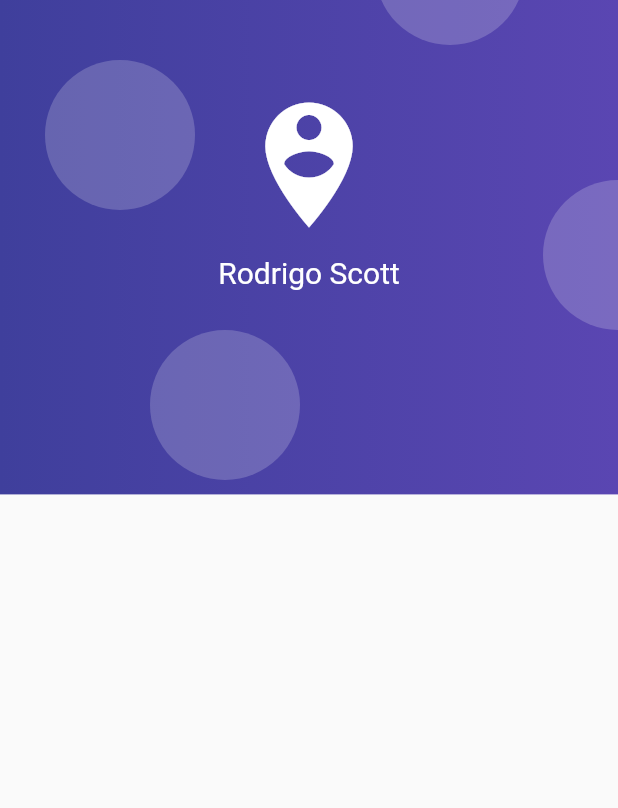
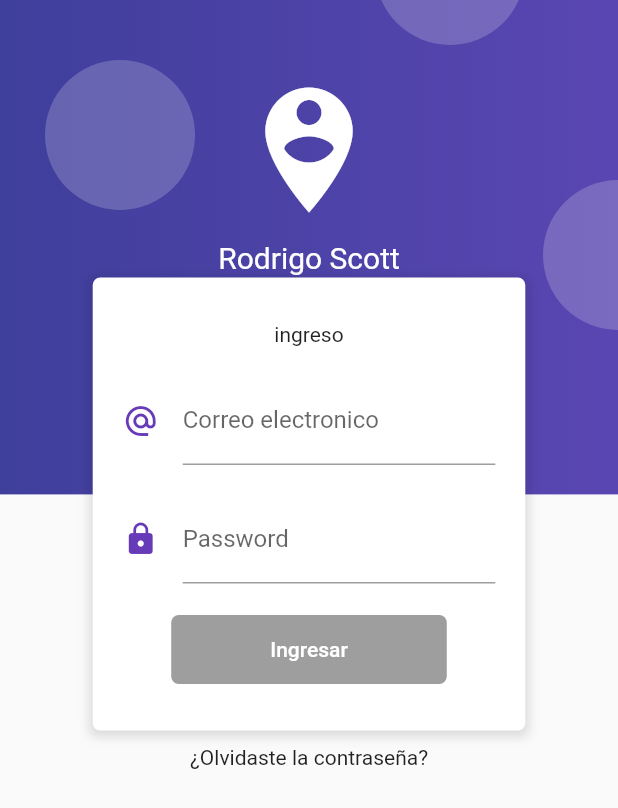
Before and after one commit to RodrigoScott/formularibloc, a Flutter app: the screen it shows after launch, on a phone screen of 412 x 824 dp. Shown: the top 808 px of the screen. Run offline on Flutter 3.47's test engine with Material 2 defaults, Android fonts, the phone set to English and light mode, and no system bars; our stand-ins replace rxdart.

Commit message:
finished project

```diff
--- a/lib/main.dart
+++ b/lib/main.dart
@@ -1,4 +1,5 @@
 import 'package:flutter/material.dart';
+import 'package:formvalidation/src/blocs/provider.dart';
 import 'package:formvalidation/src/pages/home_page.dart';
 import 'package:formvalidation/src/pages/login_page.dart';
 
@@ -9,16 +10,20 @@ class MyApp extends StatelessWidget {
 
   @override
   Widget build(BuildContext context) {
-    return MaterialApp(
-      debugShowCheckedModeBanner: false,
-      title: 'Form Validation',
-      initialRoute: 'login',
-      routes: {
-        'login'           : (BuildContext context) => loginPage(),
-        'homepage'        : (BuildContext context) => HomePage(),
-      },
 
-
+    return Provider(
+      child: MaterialApp(
+        debugShowCheckedModeBanner: false,
+        title: 'Form Validation',
+        initialRoute: 'login',
+        routes: {
+          'login'           : (BuildContext context) => loginPage(),
+          'home'        : (BuildContext context) => HomePage(),
+        },
+        theme: ThemeData(
+          primaryColor: Colors.deepPurple
+        ),
+      ),
     );
   }
 }
--- /dev/null
+++ b/lib/src/blocs/login_bloc.dart
@@ -0,0 +1,36 @@
+
+
+import 'dart:async';
+import 'package:rxdart/rxdart.dart';
+
+import 'package:formvalidation/src/blocs/validtors.dart';
+
+class LoginBloc with Validators{
+  final _emailController    = BehaviorSubject<String>();
+  final _passwordController = BehaviorSubject<String>();
+
+  //datos del stream
+
+  Stream<String> get getemailStream   => _emailController.stream.transform(validateEmail);
+  Stream<String> get getpaswordStream => _passwordController.stream.transform(validatePassword);
+  Stream<bool>   get formValidStream  => CombineLatestStream.combine2(getemailStream, getpaswordStream, (e, p) => true);
+
+
+  // GET & SET
+
+  Function (String) get getChangeEmail      => _emailController.sink.add;
+
+  Function (String) get getChangePassword   => _passwordController.sink.add;
+
+  //obtener el último valor ingresado a los streams
+String get email => _emailController.value;
+String get password => _passwordController.value;
+
+
+  dispose(){
+    _emailController?.close();
+    _passwordController?.close();
+  }
+
+
+}
--- /dev/null
+++ b/lib/src/blocs/provider.dart
@@ -0,0 +1,35 @@
+import 'package:flutter/material.dart';
+import 'package:formvalidation/src/blocs/login_bloc.dart';
+export 'package:formvalidation/src/blocs/login_bloc.dart';
+
+class Provider extends InheritedWidget{
+
+  static Provider _instance;
+  factory Provider({Key key, Widget child}){
+
+    if(_instance == null){
+      _instance = new Provider._internal(key: key, child: child);
+    }
+
+    return _instance;
+  }
+
+  Provider._internal({Key key, Widget child})
+  : super(key: key, child: child);
+
+  final loginBloc = LoginBloc();
+
+  //Provider({Key key, Widget child})
+  //: super(key: key, child: child);
+
+  @override
+  bool updateShouldNotify(InheritedWidget oldWidget) {
+    // TODO: implement updateShouldNotify
+    return true;
+  }
+
+  static LoginBloc of (BuildContext context) {
+    return context.dependOnInheritedWidgetOfExactType<Provider>().loginBloc;
+  }
+
+}
--- /dev/null
+++ b/lib/src/blocs/validtors.dart
@@ -0,0 +1,32 @@
+
+
+import 'dart:async';
+
+class  Validators{
+
+  final validateEmail = StreamTransformer<String, String>.fromHandlers(
+      handleData: (email, sink){
+        Pattern pattern = r'^(([^<>()[\]\\.,;:\s@\"]+(\.[^<>()[\]\\.,;:\s@\"]+)*)|(\".+\"))@((\[[0-9]{1,3}\.[0-9]{1,3}\.[0-9]{1,3}\.[0-9]{1,3}\])|(([a-zA-Z\-0-9]+\.)+[a-zA-Z]{2,}))$';
+
+        RegExp regExp = new RegExp(pattern);
+
+        if (regExp.hasMatch(email)){
+          sink.add(email);
+        }else{
+          sink.addError('Correo no valido');
+        }
+      }
+  );
+
+
+  final validatePassword = StreamTransformer<String, String>.fromHandlers(
+    handleData: (password, sink){
+      if (password.length>=6){
+        sink.add(password);
+      }else{
+        sink.addError('Debe ser más de 6 caracteres');
+      }
+    }
+  );
+
+}
--- a/lib/src/pages/home_page.dart
+++ b/lib/src/pages/home_page.dart
@@ -1,11 +1,25 @@
 import 'package:flutter/material.dart';
+import 'package:flutter/rendering.dart';
+import 'package:formvalidation/src/blocs/provider.dart';
 
 class HomePage extends StatelessWidget {
   @override
   Widget build(BuildContext context) {
+
+    final bloc = Provider.of(context);
+
     return Scaffold(
       appBar: AppBar(
-        title: Text('Home Page'),
+        title: Text('Datos'),
+      ),
+      body: Column(
+        crossAxisAlignment: CrossAxisAlignment.center,
+        mainAxisAlignment:  MainAxisAlignment.center,
+        children: <Widget>[
+          Text('Email: ${bloc.email}'),
+          Divider(),
+          Text('Password: ${bloc.password}'),
+        ],
       ),
     );
   }
--- a/lib/src/pages/login_page.dart
+++ b/lib/src/pages/login_page.dart
@@ -1,14 +1,17 @@
 import 'package:flutter/material.dart';
 import 'package:flutter/painting.dart';
+import 'package:formvalidation/src/blocs/provider.dart';
 
 class loginPage extends StatelessWidget {
+
+
   @override
   Widget build(BuildContext context) {
     return Scaffold(
       body: Stack(
         children: <Widget>[
           _background(context),
-          _loginForm(),
+          _loginForm(context),
         ],
       )
     );
@@ -48,7 +51,7 @@ class loginPage extends StatelessWidget {
         Positioned(top: 40, left: 30, child: circle),
 
         Container(
-          padding: EdgeInsets.only(top: 60),
+          padding: EdgeInsets.only(top: 50),
           child: Column(
             children: <Widget>[
               Icon(Icons.person_pin_circle, color: Colors.white, size: 100,),
@@ -62,9 +65,146 @@ class loginPage extends StatelessWidget {
 
  }
 
- Widget _loginForm() {
+ Widget _loginForm(BuildContext context) {
+
+    final bloc = Provider.of(context);
+    final size = MediaQuery.of(context).size;
+
     return SingleChildScrollView(
+
+      child: Column(
+        children: <Widget>[
+
+          SafeArea(
+              child: Container(
+                height: 175,
+              ),
+          ),
+
+          Container(
+            width: size.width *0.7,
+            padding: EdgeInsets.symmetric(vertical: 30),
+            margin: EdgeInsets.symmetric(vertical: 10),
+            decoration: BoxDecoration(
+              color: Colors.white,
+              borderRadius: BorderRadius.circular(5.0),
+              boxShadow: <BoxShadow>[
+                BoxShadow(
+                  color: Colors.black12,
+                  offset: Offset(0.0, 2.0),
+                  spreadRadius: 2.0,
+                  blurRadius: 5.0,
+                )
+              ]
+            ),
+            child: Column(
+              children: <Widget>[
+                Text('ingreso'),
+                SizedBox(height: 20,),
+                _email( bloc ),
+                SizedBox(height: 20,),
+                _password( bloc ),
+                SizedBox(height: 20,),
+                _buttom( bloc ),
+
+              ],
+            ),
+          ),
+          Text('¿Olvidaste la contraseña?'),
+          SizedBox(height: 80,),
+        ],
+      ),
+
 
     );
  }
+
+ Widget _email(LoginBloc bloc) {
+
+
+    return StreamBuilder(
+
+        stream: bloc.getemailStream,
+
+        builder: (BuildContext context, AsyncSnapshot snapshot){
+
+          return Container(
+            padding: EdgeInsets.symmetric(horizontal: 20),
+            child: TextField(
+              keyboardType: TextInputType.emailAddress,
+              decoration: InputDecoration(
+                  icon: Icon(Icons.alternate_email, color: Colors.deepPurple,),
+                  hintText: 'ejemplo@correo.com',
+                  labelText: 'Correo electronico',
+                  counterText: snapshot.data,
+                  errorText: snapshot.error,
+              ),
+              onChanged: bloc.getChangeEmail,
+            ),
+          );
+
+        },
+    );
+
+
+ }
+
+  Widget _password(LoginBloc bloc) {
+
+    return StreamBuilder(
+
+        stream: bloc.getpaswordStream,
+
+        builder: (BuildContext context, AsyncSnapshot snapshot){
+          return Container(
+           padding: EdgeInsets.symmetric(horizontal: 20),
+            child: TextField(
+             obscureText: true,
+              decoration: InputDecoration(
+               icon: Icon(Icons.lock, color: Colors.deepPurple,),
+               labelText: 'Password',
+                errorText: snapshot.error,
+             ),
+              onChanged: bloc.getChangePassword,
+            ),
+          );
+       },
+    );
+
+
+  }
+
+  Widget _buttom(LoginBloc bloc){
+
+    return StreamBuilder(
+      stream: bloc.formValidStream,
+      builder: (BuildContext context, AsyncSnapshot snapshot){
+        return RaisedButton(
+            child: Container(
+              padding: EdgeInsets.symmetric(vertical: 15, horizontal: 50),
+
+              child: Text('Ingresar'),
+            ),
+            shape: RoundedRectangleBorder(
+              borderRadius: BorderRadius.circular(5.0),
+            ),
+            //elevation: 0.0,
+            color: Colors.deepPurple,
+            textColor: Colors.white,
+            onPressed: snapshot.hasData ? () => _login( bloc, context ) : null
+        );
+      },
+    );
+
+  }
+
+   _login(LoginBloc bloc, BuildContext context){
+    print('----------------------------');
+    print('Email: ${bloc.email}');
+    print('Password: ${bloc.password}');
+    print('----------------------------');
+
+    Navigator.pushReplacementNamed(context, 'home');
+  }
+
 }
--- a/pubspec.yaml
+++ b/pubspec.yaml
@@ -23,6 +23,7 @@ dependencies:
   # The following adds the Cupertino Icons font to your application.
   # Use with the CupertinoIcons class for iOS style icons.
   cupertino_icons: ^0.1.2
+  rxdart: ^0.23.1
 
 dev_dependencies:
   flutter_test:
```
Also changed, not shown: pubspec.lock.
